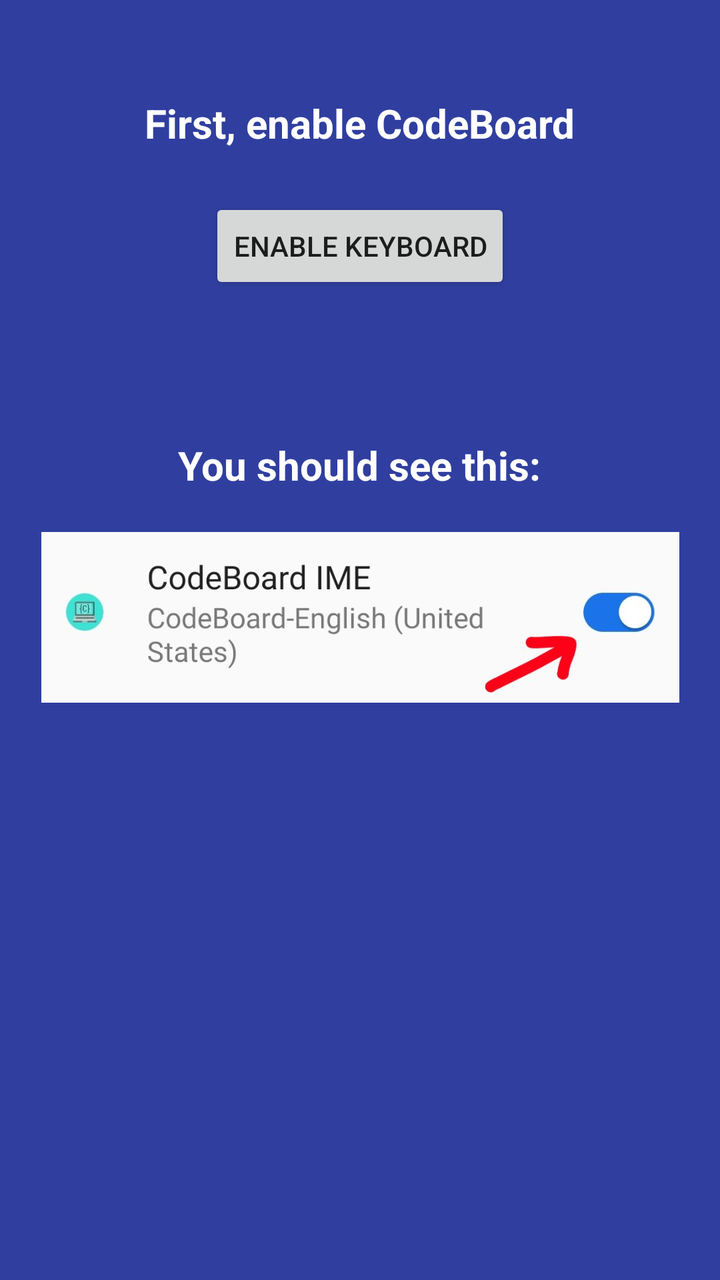
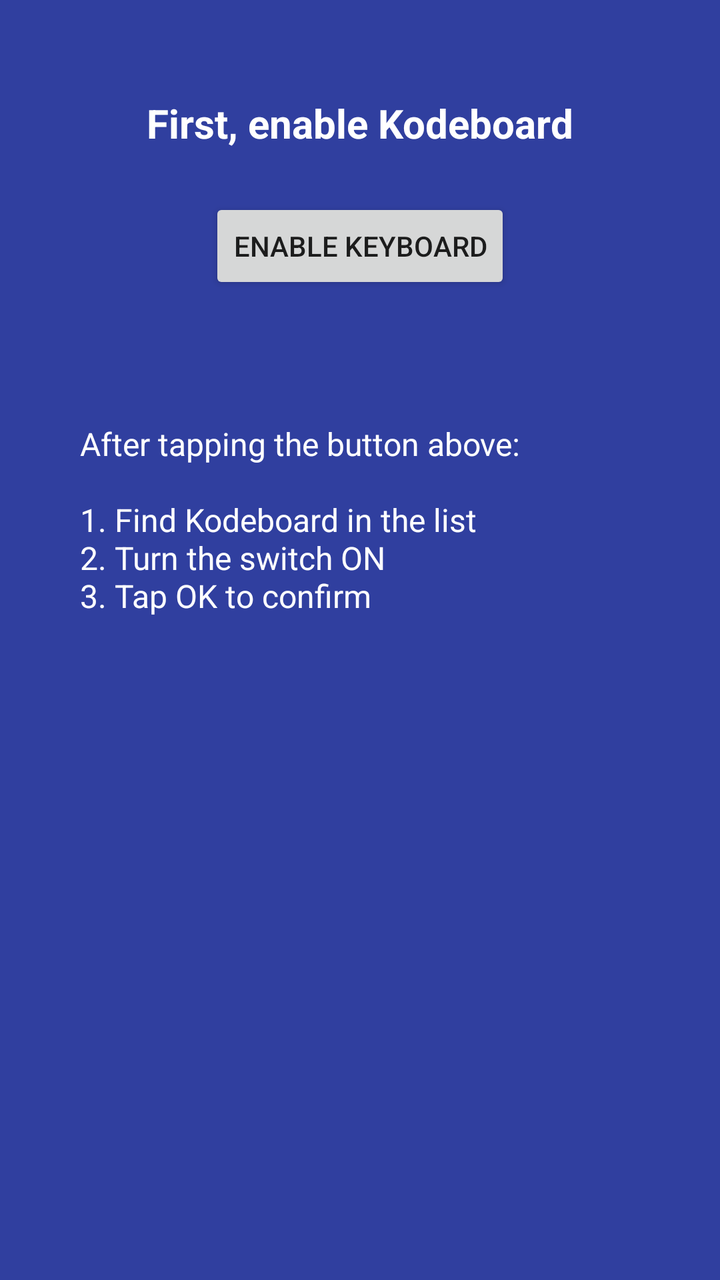

An Android layout rendered at two revisions. The XML below is the earlier revision; the diff shows what the commit changed to produce the second picture.
<!-- AndroidManifest.xml: application theme AppTheme -->
<!-- res/layout/codeboard_intro1.xml -->
<?xml version="1.0" encoding="utf-8"?>

<LinearLayout xmlns:android="http://schemas.android.com/apk/res/android"
    android:layout_width="match_parent"
    android:layout_height="match_parent"
    android:background="@color/colorPrimaryDark"
    android:orientation="vertical">

    <TextView
        android:layout_width="wrap_content"
        android:layout_height="wrap_content"
        android:layout_gravity="center_horizontal"
        android:layout_marginTop="48dp"
        android:text="First, enable CodeBoard"
        android:textColor="@android:color/background_light"
        android:textSize="20sp"
        android:textStyle="bold" />

    <Button
        android:id="@+id/enable_button_intro"
        android:layout_width="wrap_content"
        android:layout_height="wrap_content"
        android:layout_gravity="center_horizontal"
        android:layout_margin="24dp"
        android:onClick="enableButtonIntro"
        android:text="Enable Keyboard" />
    <TextView
        android:layout_width="wrap_content"
        android:layout_height="wrap_content"
        android:layout_gravity="center_horizontal"
        android:layout_marginTop="48dp"
        android:text="You should see this:"
        android:textColor="@android:color/background_light"
        android:textSize="20sp"
        android:textStyle="bold" />
    <ImageView
        android:layout_height="wrap_content"
        android:layout_width="match_parent"
        android:adjustViewBounds="true"
        android:layout_centerInParent="true"
        android:layout_gravity="center_horizontal"
        android:scaleType="centerInside"
        android:padding="20dp"
        android:layout_marginBottom="64dp"
        android:src="@drawable/enable_screenshot" />

</LinearLayout>
<!-- resources referenced by this layout -->
<resources>
  <color name="colorPrimaryDark">#303F9F</color>
  <!-- drawable enable_screenshot: jpg bitmap (drawable, 22820 bytes) -->
  <style name="AppTheme" parent="Theme.MaterialComponents.DayNight.DarkActionBar">
          
          <item name="colorPrimary">@color/colorPrimary</item>
  
          <item name="colorAccent">#009688</item>
      </style>
  <color name="colorPrimary">#3F51B5</color>
</resources>

<!-- the commit's change to res/layout/codeboard_intro1.xml (unified diff, before → after) -->
@@ -11,7 +11,7 @@
         android:layout_height="wrap_content"
         android:layout_gravity="center_horizontal"
         android:layout_marginTop="48dp"
-        android:text="First, enable CodeBoard"
+        android:text="First, enable Kodeboard"
         android:textColor="@android:color/background_light"
         android:textSize="20sp"
         android:textStyle="bold" />
@@ -25,23 +25,12 @@
         android:onClick="enableButtonIntro"
         android:text="Enable Keyboard" />
     <TextView
-        android:layout_width="wrap_content"
+        android:layout_width="match_parent"
         android:layout_height="wrap_content"
-        android:layout_gravity="center_horizontal"
-        android:layout_marginTop="48dp"
-        android:text="You should see this:"
+        android:layout_margin="24dp"
+        android:padding="16dp"
+        android:text="After tapping the button above:\n\n1. Find Kodeboard in the list\n2. Turn the switch ON\n3. Tap OK to confirm"
         android:textColor="@android:color/background_light"
-        android:textSize="20sp"
-        android:textStyle="bold" />
-    <ImageView
-        android:layout_height="wrap_content"
-        android:layout_width="match_parent"
-        android:adjustViewBounds="true"
-        android:layout_centerInParent="true"
-        android:layout_gravity="center_horizontal"
-        android:scaleType="centerInside"
-        android:padding="20dp"
-        android:layout_marginBottom="64dp"
-        android:src="@drawable/enable_screenshot" />
+        android:textSize="16sp" />
 
 </LinearLayout>
<!-- resource entries referenced after the edit -->
@@ -1,11 +1,9 @@
 <!-- resources referenced by this layout -->
 <resources>
   <color name="colorPrimaryDark">#303F9F</color>
-  <!-- drawable enable_screenshot: jpg bitmap (drawable, 22820 bytes) -->
   <style name="AppTheme" parent="Theme.MaterialComponents.DayNight.DarkActionBar">
           
           <item name="colorPrimary">@color/colorPrimary</item>
-  
           <item name="colorAccent">#009688</item>
       </style>
   <color name="colorPrimary">#3F51B5</color>
